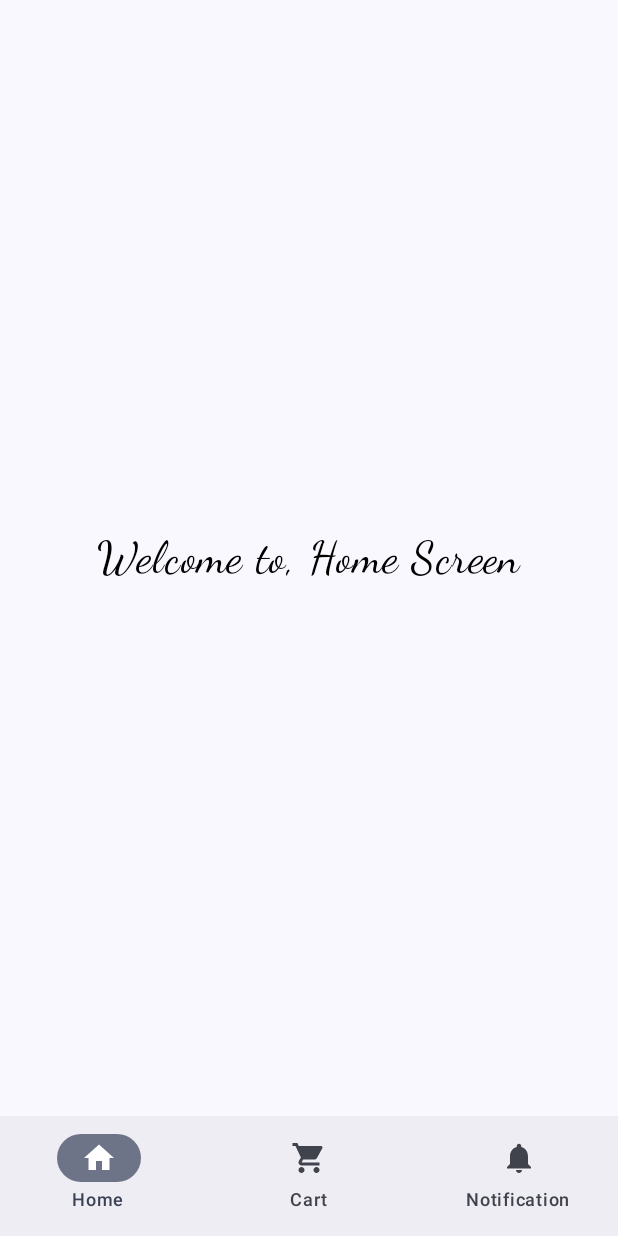
After one commit to hardi17/BottomNavigation-JetpackCompose, an Android app built with Jetpack Compose: the composable AppNavigationBar shown on its own in the app's theme, on a phone screen of 412 x 824 dp. The commit adds this screen. Run offline under Robolectric (Android 15) with nearby library versions, the phone set to English and light mode, and no system bars.

Commit message:
Added navigationController and NavHost for working navigation bottom bar with default screen and also track the stack using it.

```diff
--- a/app/build.gradle.kts
+++ b/app/build.gradle.kts
@@ -4,11 +4,11 @@ plugins {
 }
 
 android {
-    namespace = "com.example.bottomnavigation"
+    namespace = "com.hardi.bottomnavigation"
     compileSdk = 34
 
     defaultConfig {
-        applicationId = "com.example.bottomnavigation"
+        applicationId = "com.hardi.bottomnavigation"
         minSdk = 24
         targetSdk = 34
         versionCode = 1
--- a/app/src/main/AndroidManifest.xml
+++ b/app/src/main/AndroidManifest.xml
@@ -13,7 +13,7 @@
         android:theme="@style/Theme.BottomNavigation"
         tools:targetApi="31">
         <activity
-            android:name=".MainActivity"
+            android:name="com.hardi.bottomnavigation.MainActivity"
             android:exported="true"
             android:label="@string/app_name"
             android:theme="@style/Theme.BottomNavigation">
--- a/app/src/main/java/com/hardi/bottomnavigation/ui/screen/HomeScreen.kt
+++ b/app/src/main/java/com/hardi/bottomnavigation/ui/screen/HomeScreen.kt
@@ -13,13 +13,16 @@ import androidx.compose.ui.unit.sp
 
 @Preview
 @Composable
-fun HomeScreen(){
-    Box(modifier = Modifier.fillMaxSize(),
+fun HomeScreen() {
+    Box(
+        modifier = Modifier.fillMaxSize(),
         contentAlignment = Alignment.Center
-    ){
-        Text(text = "Welcom to, Home Screen",
+    ) {
+        Text(
+            text = "Welcome to, Home Screen",
             fontFamily = FontFamily.Cursive,
             fontSize = 30.sp,
-            color = Color.Black)
+            color = Color.Black
+        )
     }
 }
--- a/app/src/main/java/com/hardi/bottomnavigation/ui/screen/NotificationScreen.kt
+++ b/app/src/main/java/com/hardi/bottomnavigation/ui/screen/NotificationScreen.kt
@@ -19,7 +19,7 @@ fun NotificationScreen() {
         contentAlignment = Alignment.Center
     ) {
         Text(
-            text = "Welcom to, Notification Screen",
+            text = "Welcome to, Notification Screen",
             fontFamily = FontFamily.Cursive,
             fontSize = 30.sp,
             color = Color.Black
--- /dev/null
+++ b/app/src/main/java/com/hardi/bottomnavigation/ui/utils/AppNavigationBar.kt
@@ -0,0 +1,76 @@
+package com.hardi.bottomnavigation.ui.utils
+
+import androidx.compose.foundation.layout.PaddingValues
+import androidx.compose.foundation.layout.padding
+import androidx.compose.material3.Icon
+import androidx.compose.material3.NavigationBar
+import androidx.compose.material3.NavigationBarItem
+import androidx.compose.material3.Scaffold
+import androidx.compose.material3.Text
+import androidx.compose.runtime.Composable
+import androidx.compose.runtime.getValue
+import androidx.compose.ui.Modifier
+import androidx.navigation.NavBackStackEntry
+import androidx.navigation.NavDestination
+import androidx.navigation.NavDestination.Companion.hierarchy
+import androidx.navigation.NavGraph.Companion.findStartDestination
+import androidx.navigation.compose.NavHost
+import androidx.navigation.compose.composable
+import androidx.navigation.compose.currentBackStackEntryAsState
+import androidx.navigation.compose.rememberNavController
+import com.hardi.bottomnavigation.ui.screen.CartScreen
+import com.hardi.bottomnavigation.ui.screen.HomeScreen
+import com.hardi.bottomnavigation.ui.screen.NotificationScreen
+
+@Composable
+fun AppNavigationBar() {
+
+    val navHostController = rememberNavController()
+
+    Scaffold(
+        bottomBar = {
+            NavigationBar {
+                val navBackStackEntry: NavBackStackEntry? by navHostController.currentBackStackEntryAsState()
+                val currentDestination: NavDestination? = navBackStackEntry?.destination
+
+                //list of NavigationItems
+                navigationItems.forEach { navigationItems ->
+                    NavigationBarItem(selected = currentDestination?.hierarchy?.any { it.route == navigationItems.screen } == true,
+                        onClick = {
+                            navHostController.navigate(navigationItems.screen) {
+                                popUpTo(navHostController.graph.findStartDestination().id) {
+                                    saveState = true
+                                }
+                                launchSingleTop = true
+                                restoreState = true
+                            }
+                        },
+                        icon = {
+                            Icon(
+                                imageVector = navigationItems.icon, contentDescription = null
+                            )
+                        },
+                        label = {
+                            Text(text = navigationItems.title)
+                        })
+                }
+            }
+        }) { paddingValues: PaddingValues ->
+        NavHost(
+            navController = navHostController,
+            startDestination = ScreensName.HomeScreen.name,
+            modifier = Modifier.padding(paddingValues)
+        ) {
+            composable(route = ScreensName.HomeScreen.name) {
+                HomeScreen()
+            }
+            composable(route = ScreensName.CartScreen.name) {
+                CartScreen()
+            }
+            composable(route = ScreensName.NotificationScreen.name) {
+                NotificationScreen()
+            }
+        }
+
+    }
+}
```
Also changed, not shown: app/src/main/java/com/hardi/bottomnavigation/MainActivity.kt (+2 -23 lines), app/src/main/java/com/hardi/bottomnavigation/ui/screen/CartScreen.kt (+8 -5 lines).
